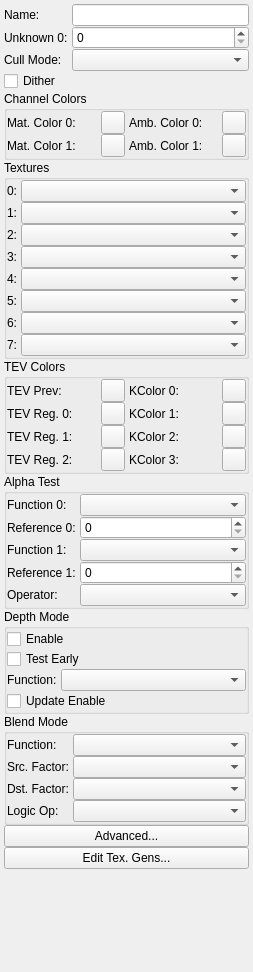
First picture: the form in widgets/MaterialForm.ui, repository blank63/j3dview, before the edit.
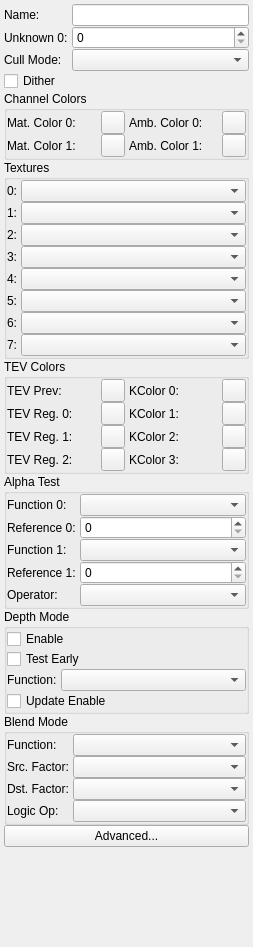
Second picture: the form after the edit.

Commit message: Moved texcoord generator stuff to advanced material dialog

```diff
--- a/widgets/MaterialForm.ui
+++ b/widgets/MaterialForm.ui
@@ -7,7 +7,7 @@
     <x>0</x>
     <y>0</y>
     <width>253</width>
-    <height>972</height>
+    <height>947</height>
    </rect>
   </property>
   <property name="windowTitle">
@@ -730,13 +730,6 @@
      </property>
     </widget>
    </item>
-   <item row="13" column="0" colspan="2">
-    <widget class="QPushButton" name="edit_texcoord_generators_button">
-     <property name="text">
-      <string>Edit Tex. Gens...</string>
-     </property>
-    </widget>
-   </item>
   </layout>
  </widget>
  <tabstops>
```
Left out of the diff: 570 changed lines with no effect on the pictures. The commit also changes 4 other files.
